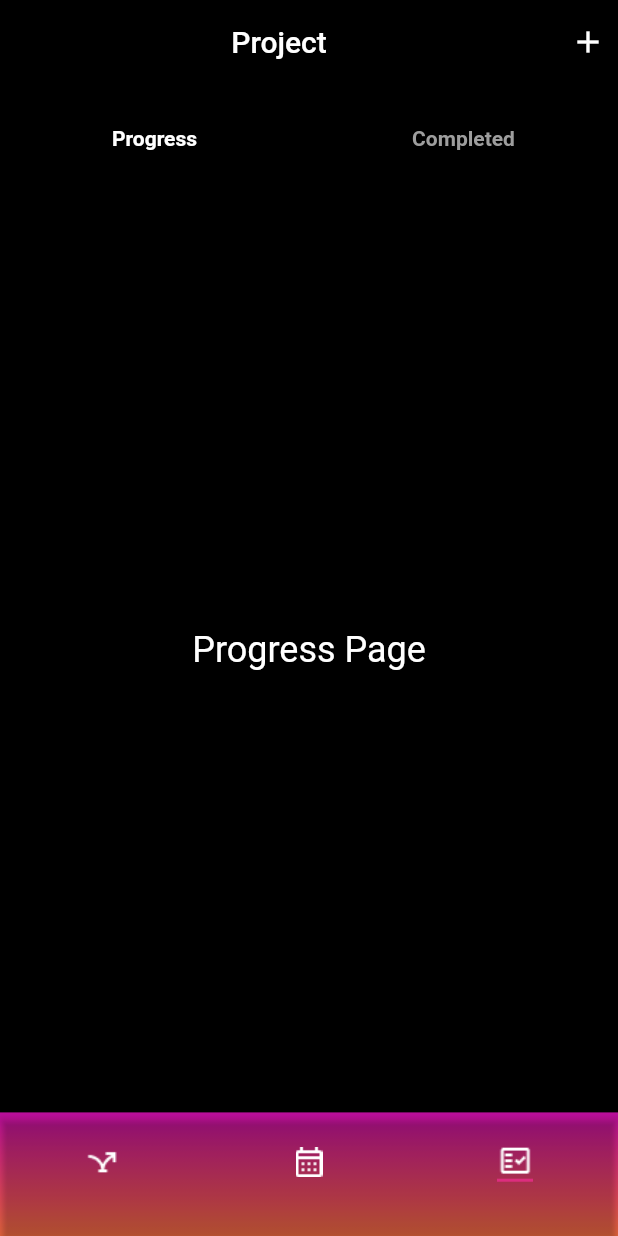
After one commit to h0u554m/projectx, a Flutter app: the screen it shows after launch, item 3 of the bottom bar chosen, on a phone screen of 412 x 824 dp. The commit adds this screen. Run offline on Flutter 3.47's test engine with Material 2 defaults, Android fonts, the phone set to English and light mode, and no system bars; our stand-ins replace flutter_redux, redux; Roboto replaces fonts that are missing (Lexend).

Commit message:
add ProjectPage

```diff
--- a/projectx/lib/main.dart
+++ b/projectx/lib/main.dart
@@ -26,6 +26,7 @@ class MyApp extends StatelessWidget {
   @override
   Widget build(BuildContext context) {
     return const MaterialApp(
+      color: Colors.black,
       title: 'Projectx',
       home: MainPage(),
     );
--- a/projectx/lib/view/pages/main_page.dart
+++ b/projectx/lib/view/pages/main_page.dart
@@ -1,4 +1,5 @@
 import 'package:flutter/material.dart';
+import 'package:projectx/view/pages/project_page.dart';
 
 class MainPage extends StatefulWidget {
   const MainPage({Key? key}) : super(key: key);
@@ -11,9 +12,9 @@ class _MainPageState extends State<MainPage> {
   int _currentIndex = 0;
 
   final List<Widget> _pages = [
-    Container(), // Replace with your home widget
-    Container(), // Replace with your settings widget
-    Container(), // Replace with your notifications widget
+    Container(),
+    Container(),
+    const ProjectPage(),
   ];
 
   @override
--- /dev/null
+++ b/projectx/lib/view/pages/project_page.dart
@@ -0,0 +1,90 @@
+import 'package:flutter/material.dart';
+
+import '../widgets/completed_page.dart';
+import '../widgets/progress_page.widget.dart';
+
+class ProjectPage extends StatefulWidget {
+  const ProjectPage({Key? key}) : super(key: key);
+
+  @override
+  State<ProjectPage> createState() => _ProjectPageState();
+}
+
+class _ProjectPageState extends State<ProjectPage> {
+  int _currentIndex = 0;
+
+  final List<Widget> _pages = [
+    const ProgressPage(),
+    const CompletedPage(),
+  ];
+
+  @override
+  Widget build(BuildContext context) {
+    return Scaffold(
+      backgroundColor: Colors.black,
+      appBar: AppBar(
+        actions: const [
+          Padding(
+            padding: EdgeInsets.all(8.0),
+            child: Icon(Icons.add),
+          ),
+        ],
+        elevation: 0,
+        backgroundColor: Colors.black,
+        title: const Center(
+          child: Padding(
+            padding: EdgeInsets.all(8.0),
+            child: Text("Project"),
+          ),
+        ),
+      ),
+      body: Column(
+        children: [
+          SizedBox(
+            height: MediaQuery.of(context).size.height / 12,
+            child: BottomNavigationBar(
+              backgroundColor: Colors.black,
+              currentIndex: _currentIndex,
+              onTap: (index) {
+                setState(() {
+                  _currentIndex = index;
+                });
+              },
+              selectedItemColor: Colors.white,
+              unselectedItemColor: Colors.grey,
+              showSelectedLabels: true,
+              showUnselectedLabels: true,
+              unselectedLabelStyle: const TextStyle(
+                fontFamily: 'Lexend',
+                fontStyle: FontStyle.normal,
+                fontWeight: FontWeight.w600,
+                fontSize: 14,
+                height: 1.71,
+                color: Colors.grey,
+              ),
+              selectedLabelStyle: const TextStyle(
+                fontFamily: 'Lexend',
+                fontStyle: FontStyle.normal,
+                fontWeight: FontWeight.w600,
+                fontSize: 14,
+                height: 1.71,
+                color: Colors.white,
+              ),
+              items: const [
+                BottomNavigationBarItem(
+                    icon: SizedBox(), label: 'Progress', tooltip: "Progress"),
+                BottomNavigationBarItem(
+                  icon: SizedBox(),
+                  label: 'Completed',
+                ),
+              ],
+            ),
+          ),
+          Expanded(
+            child: _pages[_currentIndex],
+          ),
+        ],
+      ),
+    );
+  }
+}
--- /dev/null
+++ b/projectx/lib/view/widgets/progress_page.widget.dart
@@ -0,0 +1,18 @@
+import 'package:flutter/material.dart';
+
+class ProgressPage extends StatelessWidget {
+  const ProgressPage({super.key});
+
+  @override
+  Widget build(BuildContext context) {
+    return Container(
+      color: Colors.black,
+      child: const Center(
+        child: Text(
+          'Progress Page',
+          style: TextStyle(color: Colors.white, fontSize: 24),
+        ),
+      ),
+    );
+  }
+}
--- a/projectx/pubspec.yaml
+++ b/projectx/pubspec.yaml
@@ -36,6 +36,8 @@ dependencies:
   cupertino_icons: ^1.0.2
   flutter_redux: ^0.10.0
   redux: ^5.0.0
+  firebase_core: ^2.14.0
+  firebase_auth: ^4.6.3
 
 dev_dependencies:
   flutter_test:
```
Also changed, not shown: projectx/android/lib/main.dart (added, +125 -0 lines), projectx/lib/view/widgets/completed_page.dart (added, +18 -0 lines), projectx/pubspec.lock, 115 other files.
